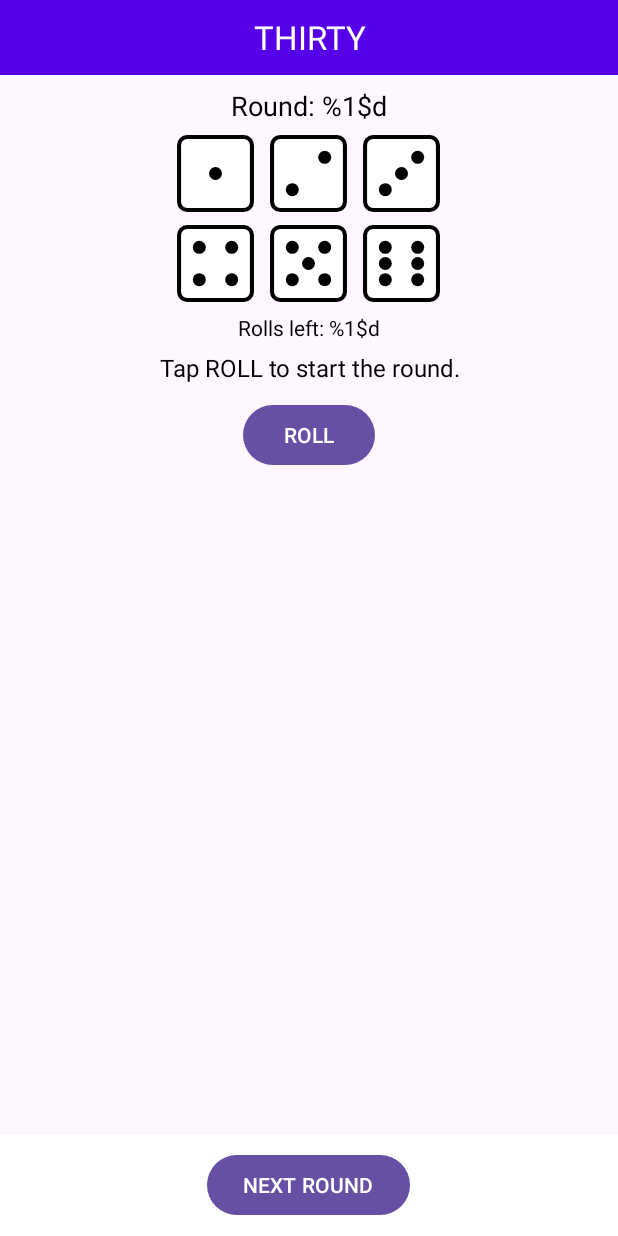
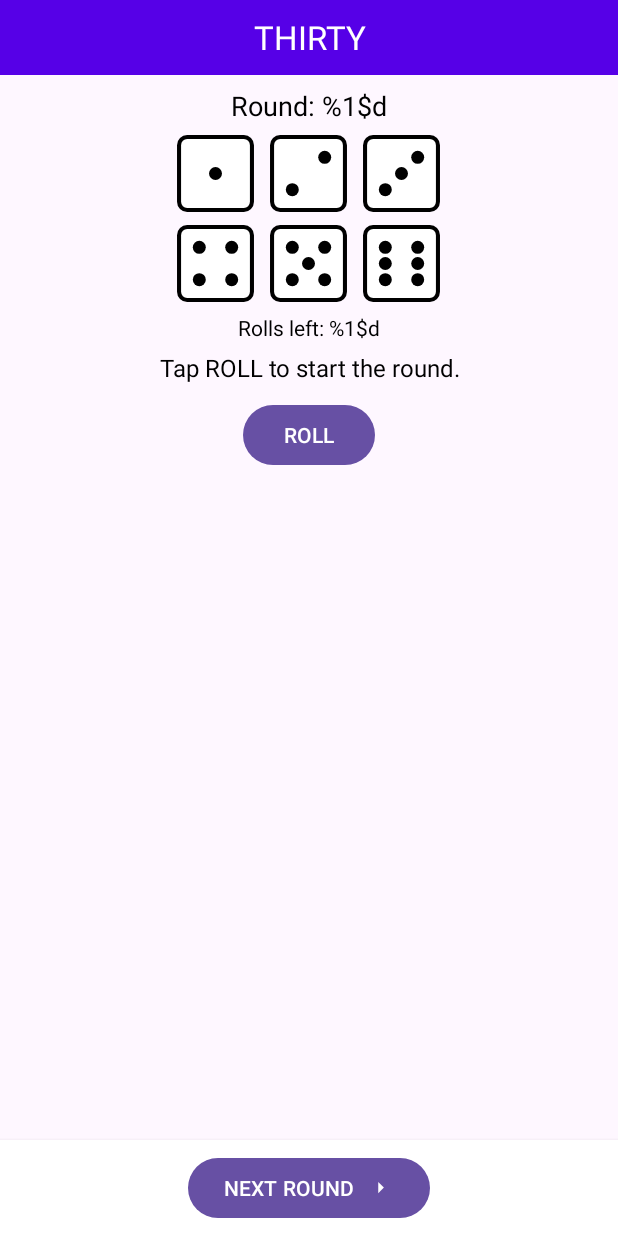
Before and after one commit to Emmelie83/DiceGameThirtyAndroid, an Android app: the layout activity_main.xml on its own in the app's theme, with its tools: preview values and no code run, on a phone screen of 412 x 824 dp. Run offline under Robolectric (Android 15) with nearby library versions, the phone set to English and light mode, and no system bars.

Commit message:
Add different color to selected category button

```diff
--- /dev/null
+++ b/app/src/main/res/drawable/arrow_right.xml
@@ -0,0 +1,5 @@
+<vector xmlns:android="http://schemas.android.com/apk/res/android" android:autoMirrored="true" android:height="24dp" android:tint="#000000" android:viewportHeight="24" android:viewportWidth="24" android:width="24dp">
+
+    <path android:fillColor="@android:color/white" android:pathData="M10,17l5,-5 -5,-5v10z"/>
+
+</vector>
--- a/app/src/main/res/layout/activity_main.xml
+++ b/app/src/main/res/layout/activity_main.xml
@@ -1,8 +1,9 @@
 <?xml version="1.0" encoding="utf-8"?>
-<RelativeLayout xmlns:android="http://schemas.android.com/apk/res/android"
+<RelativeLayout
+    xmlns:android="http://schemas.android.com/apk/res/android"
+    xmlns:app="http://schemas.android.com/apk/res-auto"
     android:layout_width="match_parent"
-    android:layout_height="match_parent"
-    xmlns:app="http://schemas.android.com/apk/res-auto">
+    android:layout_height="match_parent">
 
     <ScrollView
         android:id="@+id/mainContent"
@@ -20,7 +21,7 @@
         <TextView
             android:layout_width="match_parent"
             android:layout_height="50dp"
-            android:background="@color/blue"
+            android:background="@color/heading"
             android:gravity="center"
             android:text="@string/heading"
             android:textAllCaps="true"
@@ -170,19 +171,21 @@
         android:id="@+id/bottomLayout"
         android:layout_width="match_parent"
         android:layout_height="wrap_content"
-        android:orientation="vertical"
-        android:padding="10dp"
         android:layout_alignParentBottom="true"
         android:background="#FFFFFF"
-        android:elevation="4dp">
+        android:elevation="4dp"
+        android:orientation="vertical"
+        android:padding="8dp">
 
         <Button
             android:id="@+id/nextRoundButton"
             android:layout_width="wrap_content"
             android:layout_height="wrap_content"
             android:layout_gravity="center_horizontal"
+            android:text="@string/next_round"
             android:textAllCaps="true"
-            android:text="@string/next_round" />
+            app:icon="@drawable/arrow_right"
+            app:iconGravity="end" />
     </LinearLayout>
 
 </RelativeLayout>
--- a/app/src/main/res/values/colors.xml
+++ b/app/src/main/res/values/colors.xml
@@ -2,5 +2,6 @@
 <resources>
     <color name="black">#FF000000</color>
     <color name="white">#FFFFFFFF</color>
-    <color name="blue">#5600e7</color>
+    <color name="heading">#5600e7</color>
+    <color name="category_selected">#03DAC6</color>
 </resources>
```
Also changed, not shown: app/src/main/java/com/emmeliejohansson/thirtydicegame/MainActivity.kt (+64 -34 lines), app/src/main/java/com/emmeliejohansson/thirtydicegame/managers/CategoryManager.kt (+16 -2 lines), app/src/main/java/com/emmeliejohansson/thirtydicegame/models/DieColor.kt (added, +7 -0 lines), app/src/main/java/com/emmeliejohansson/thirtydicegame/models/Game.kt (+5 -4 lines).
